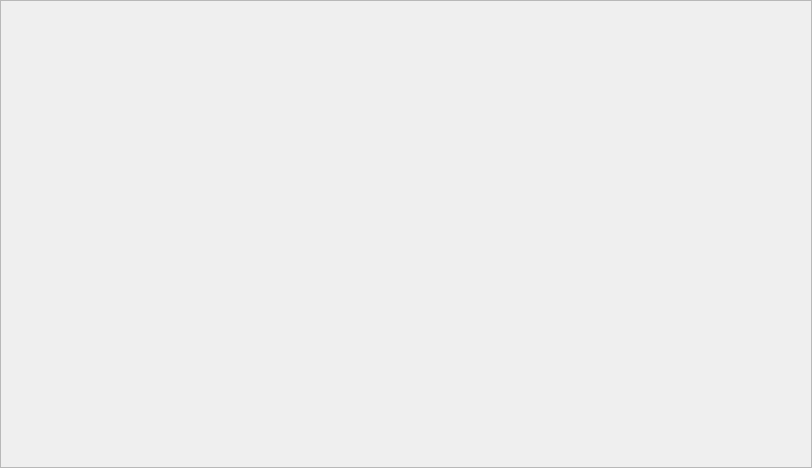
Above: VVRScene/window.ui from chrispap/VVRFramework before the change. Below: the same form after it.
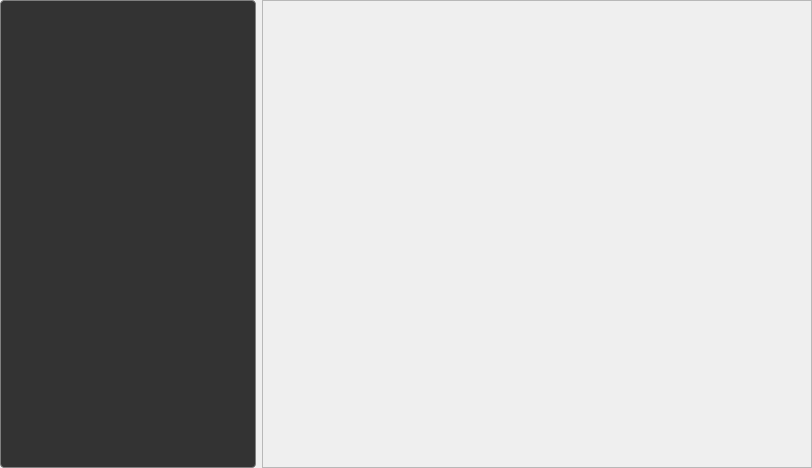
That is the form after the change.

Commit message: Insert text edit in Qt Window that redirects and displays std::[cout | cerr]

Diff of the .ui file:
```diff
--- a/VVRScene/window.ui
+++ b/VVRScene/window.ui
@@ -31,7 +31,29 @@
      <number>0</number>
     </property>
     <item>
-     <layout class="QHBoxLayout" name="horizontalLayout_0" stretch="5">
+     <layout class="QHBoxLayout" name="horizontalLayout_0" stretch="0,5">
+      <item>
+       <widget class="QPlainTextEdit" name="plain_text_log">
+        <property name="styleSheet">
+         <string notr="true">QPlainTextEdit { 
+    border: 1px solid grey;
+    border-radius: 4px;
+    margin: 0.2em;
+    font: Ubuntu mono;
+    font-size: 12px;
+	background-color: #333;
+    color: #00aa33;
+}
+</string>
+        </property>
+        <property name="readOnly">
+         <bool>true</bool>
+        </property>
+        <property name="textInteractionFlags">
+         <set>Qt::NoTextInteraction</set>
+        </property>
+       </widget>
+      </item>
       <item>
        <widget class="QScrollArea" name="scrollArea">
         <property name="widgetResizable">
@@ -42,7 +64,7 @@
           <rect>
            <x>0</x>
            <y>0</y>
-           <width>808</width>
+           <width>546</width>
            <height>464</height>
           </rect>
          </property>
```
The commit also changes 3 other files.
